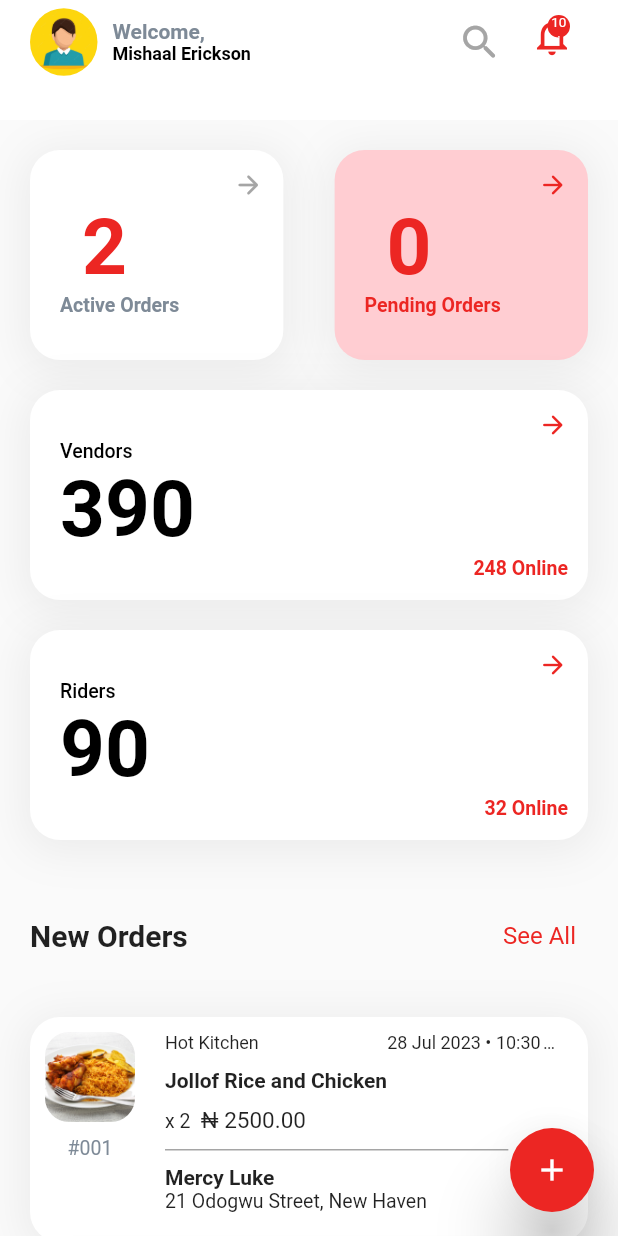
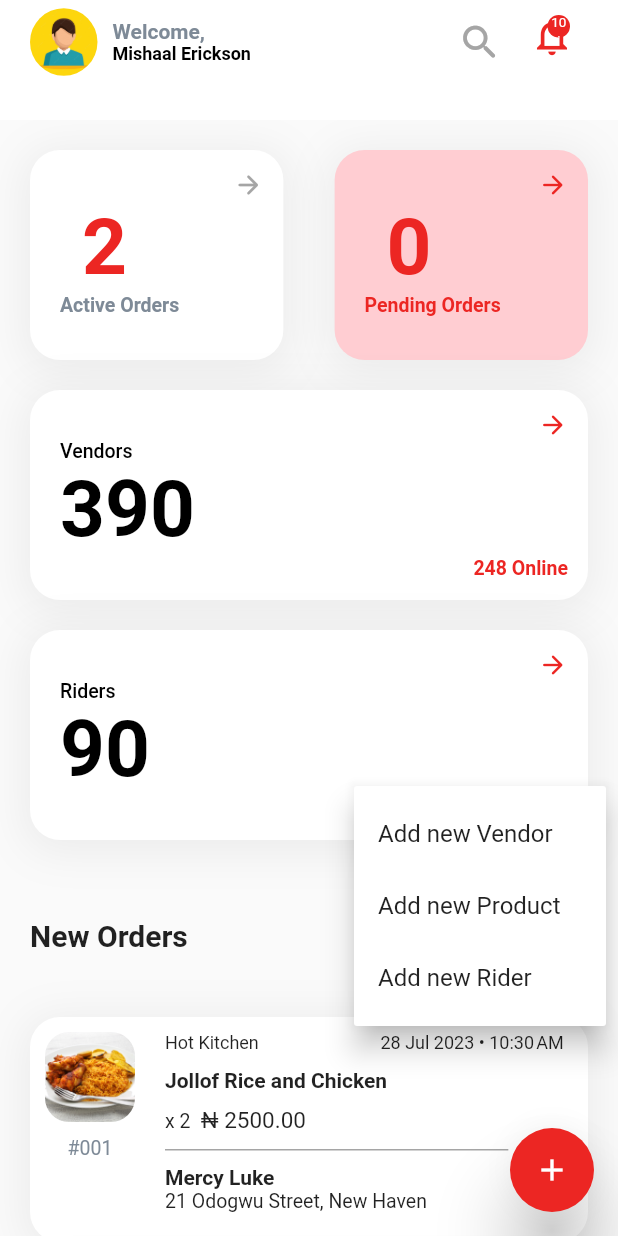
Before and after one commit to bomach-group-company/benji_crm, a Flutter app: the Dashboard screen opened directly, after a tap on the "add" icon, on a phone screen of 412 x 824 dp. Run offline on Flutter 3.47's test engine with Material 2 defaults, Android fonts, the light colour scheme and no system bars; our stand-ins replace firebase_auth, flutter_pw_validator, flutter_spinkit, get, google_fonts, hexcolor and 1 more; accounts and stored records are empty; Roboto replaces fonts that are missing (Sen, sen); project files that could hold a hidden picture were left out.

Commit message:
refactored code

```diff
--- a/lib/app/dashboard/dashboard.dart
+++ b/lib/app/dashboard/dashboard.dart
@@ -10,6 +10,9 @@ import '../../src/common_widgets/dashboard rider_vendor container.dart';
 import '../../src/common_widgets/dashboard showModalBottomSheet.dart';
 import '../../src/providers/constants.dart';
 import '../../theme/colors.dart';
+import '../others/add product.dart';
+import '../riders/add rider.dart';
+import '../vendors/add vendor.dart';
 
 class Dashboard extends StatefulWidget {
   const Dashboard({Key? key}) : super(key: key);
@@ -33,8 +36,82 @@ class _DashboardState extends State<Dashboard> {
   String customerName = "Mercy Luke";
 
 //=================================== FUNCTIONS =====================================\\
+
   double calculateSubtotal() {
     return itemPrice * itemQuantity;
+  }
+
+  void showPopupMenu(BuildContext context) {
+    // Show the popup menu
+    final RenderBox overlay =
+        Overlay.of(context).context.findRenderObject() as RenderBox;
+    final position = RelativeRect.fromLTRB(
+      MediaQuery.of(context).size.width - 50,
+      MediaQuery.of(context).size.height - 300,
+      0,
+      0,
+    );
+
+    showMenu<String>(
+      context: context,
+      position: position,
+      items: [
+        const PopupMenuItem<String>(
+          value: 'Add new Vendor',
+          child: Text('Add new Vendor'),
+        ),
+        const PopupMenuItem<String>(
+          value: 'Add new Product',
+          child: Text('Add new Product'),
+        ),
+        const PopupMenuItem<String>(
+          value: 'Add new Rider',
+          child: Text('Add new Rider'),
+        ),
+      ],
+    ).then((value) {
+      // Handle the selected value from the popup menu
+      if (value != null) {
+        switch (value) {
+          case 'Add new Vendor':
+            Get.to(
+              () => const AddVendor(),
+              duration: const Duration(milliseconds: 300),
+              fullscreenDialog: true,
+              curve: Curves.easeIn,
+              routeName: "Add vendor",
+              preventDuplicates: true,
+              popGesture: true,
+              transition: Transition.downToUp,
+            );
+            break;
+          case 'Add new Product':
+            Get.to(
+              () => const AddProduct(),
+              duration: const Duration(milliseconds: 300),
+              fullscreenDialog: true,
+              curve: Curves.easeIn,
+              routeName: "Add product",
+              preventDuplicates: true,
+              popGesture: true,
+              transition: Transition.downToUp,
+            );
+            break;
+          case 'Add new Rider':
+            Get.to(
+              () => const AddRider(),
+              duration: const Duration(milliseconds: 300),
+              fullscreenDialog: true,
+              curve: Curves.easeIn,
+              routeName: "Add rider",
+              preventDuplicates: true,
+              popGesture: true,
+              transition: Transition.downToUp,
+            );
+            break;
+        }
+      }
+    });
   }
 
   @override
@@ -57,23 +134,19 @@ class _DashboardState extends State<Dashboard> {
             customerName: customerName,
             customerAddress: customerAddress,
           ),
-          duration: const Duration(milliseconds: 500),
+          duration: const Duration(milliseconds: 300),
           fullscreenDialog: true,
           curve: Curves.easeIn,
           routeName: "Order Details",
           preventDuplicates: true,
           popGesture: true,
-          transition: Transition.rightToLeftWithFade,
+          transition: Transition.downToUp,
         );
 
     return Scaffold(
       floatingActionButton: FloatingActionButton(
         onPressed: () {
-          // Navigator.of(context).push(
-          //   MaterialPageRoute(
-          //     builder: (context) => const AddProduct(),
-          //   ),
-          // );
+          showPopupMenu(context);
         },
         elevation: 20.0,
         backgroundColor: kAccentColor,
@@ -241,9 +314,8 @@ class _DashboardState extends State<Dashboard> {
                                     mainAxisAlignment:
                                         MainAxisAlignment.spaceBetween,
                                     children: [
-                                      SizedBox(
-                                        width: mediaWidth / 3,
-                                        child: const Text(
+                                      const SizedBox(
+                                        child: Text(
                                           "Hot Kitchen",
                                           maxLines: 2,
                                           overflow: TextOverflow.ellipsis,
@@ -254,7 +326,6 @@ class _DashboardState extends State<Dashboard> {
                                         ),
                                       ),
                                       SizedBox(
-                                        width: mediaWidth / 3.5,
                                         child: Text(
                                           formattedDateAndTime,
                                           overflow: TextOverflow.ellipsis,
```
Also changed, not shown: lib/app/others/notifications.dart (added, +25 -0 lines), lib/app/screens/login.dart (+7 -16 lines), lib/app/screens/signup.dart (+7 -13 lines), lib/src/common_widgets/dashboard appBar.dart (+32 -18 lines).
